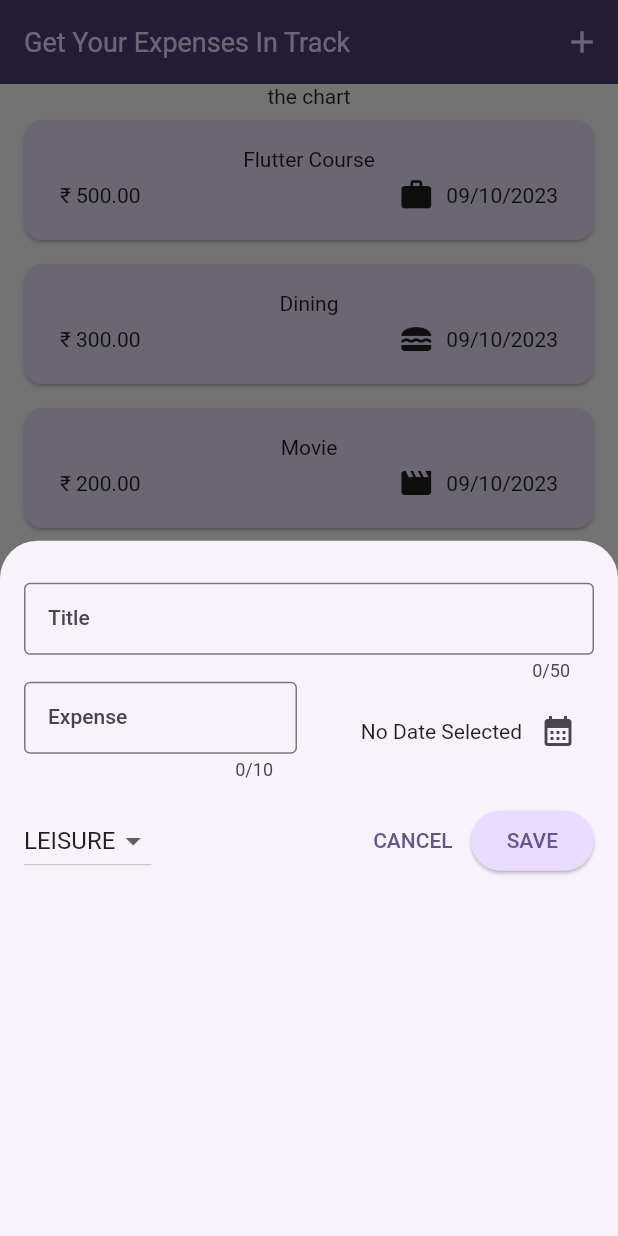
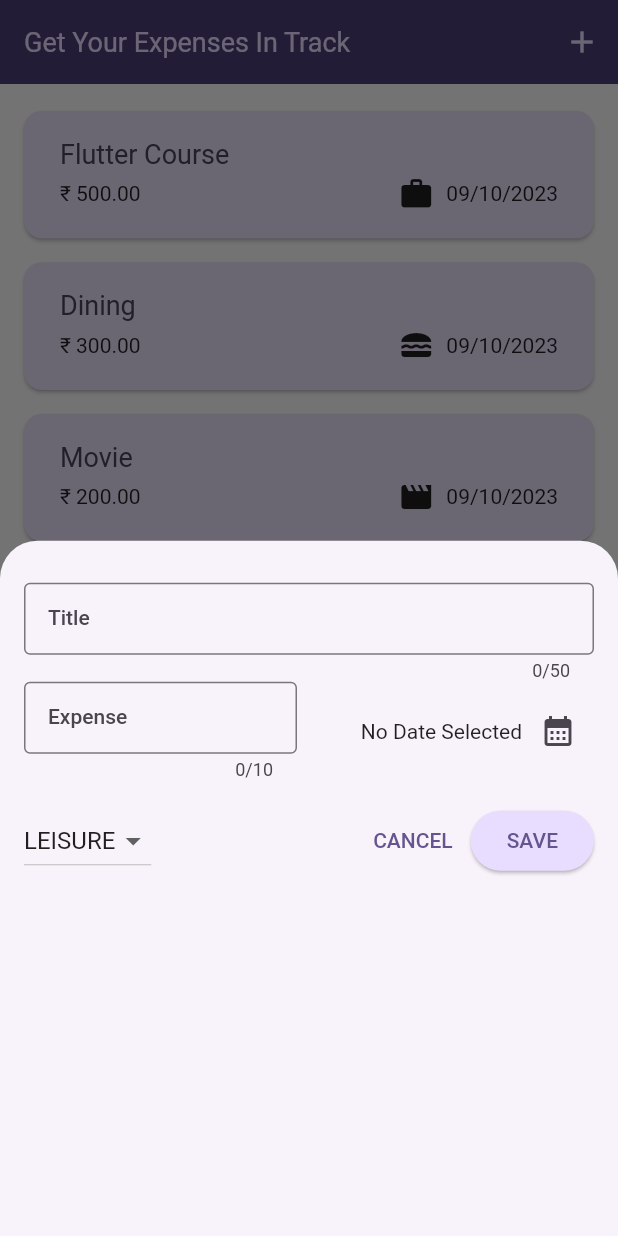
Before and after one commit to sharshv2012/expense_tracker, a Flutter app: the screen it shows after launch, after a tap on the "add" icon, on a phone screen of 412 x 824 dp. Run offline on Flutter 3.47's test engine with Material 2 defaults, Android fonts, the phone set to English and light mode, and no system bars.

Commit message:
Commit 16: Created the general theme for dark mode and also used the main theme data in widgets to override certain styles in widgets : )

```diff
--- a/lib/main.dart
+++ b/lib/main.dart
@@ -4,9 +4,30 @@ import 'package:flutter/material.dart';
 var kColorScheme = ColorScheme.fromSeed(
   seedColor: const Color.fromARGB(255, 96, 59, 181),
 );
+var kDarkColorScheme = ColorScheme.fromSeed(
+  brightness: Brightness.dark, // this will tell flutter that this colorScheme is for darkTheme.
+  seedColor: Color.fromARGB(255, 5, 99, 125)
+);
 void main() {
   runApp(
     MaterialApp(
+      darkTheme: ThemeData.dark().copyWith(
+        useMaterial3: true,
+        colorScheme: kDarkColorScheme,
+        cardTheme: CardTheme().copyWith( // we had to redefine this bcuz margin is non null in expenses list so it can give error.
+          color: kDarkColorScheme.secondaryContainer,
+          margin: const EdgeInsets.symmetric(
+            horizontal: 16,
+            vertical: 8
+          ),
+        ),
+         elevatedButtonTheme: ElevatedButtonThemeData(
+          style: ElevatedButton.styleFrom(
+            backgroundColor: kDarkColorScheme.primaryContainer,
+            foregroundColor: kDarkColorScheme.onPrimaryContainer,
+          ),
+        ),
+      ),
       theme: ThemeData().copyWith(
         useMaterial3: true,
         //scaffoldBackgroundColor: Color.fromARGB(255, 210, 249, 194),
@@ -36,6 +57,7 @@ void main() {
         )
 
       ),
+      themeMode: ThemeMode.system,
       home: const Expenses(),
     ),
   );
--- a/lib/widgets/expenses.dart
+++ b/lib/widgets/expenses.dart
@@ -79,7 +79,7 @@ class _ExpensesState extends State<Expenses> {
       ),
       body: Column(
         children: [
-          const Text("the chart"),
+          const SizedBox(height: 10),
           Expanded( // is you have a list inside a list or column use epanded.
             child: mainContent,
             )
--- a/lib/widgets/expenses_list/expense_item.dart
+++ b/lib/widgets/expenses_list/expense_item.dart
@@ -14,8 +14,13 @@ class ExpenseItem extends StatelessWidget{
         vertical: 18,
       ),
       child: Column(
+        crossAxisAlignment: CrossAxisAlignment.start,
         children: [
-          Text(expense.title),
+          Text(
+            expense.title,
+            style: Theme.of(context).textTheme.titleLarge, //using the predefined theme for titles from main in this widget.
+
+          ),
           const SizedBox(height: 4),
           Row(
             children: [
--- a/lib/widgets/expenses_list/expenses_list.dart
+++ b/lib/widgets/expenses_list/expenses_list.dart
@@ -16,6 +16,12 @@ class ExpensesList extends StatelessWidget {
     return ListView.builder(
       itemCount: expenses.length,
       itemBuilder: (ctx, index) => Dismissible(// wrap the widget for dissmissible property.
+        background: Container(
+          color: Theme.of(context).colorScheme.error.withOpacity(0.75), // a variation of colors are set for different aspects by default.
+          margin: EdgeInsets.symmetric(
+            horizontal: Theme.of(context).cardTheme.margin!.horizontal,
+          ),
+        ),
         key: ValueKey(expenses[index]),
         onDismissed: (direction) { // we need to give a direction in case we
         //have different functionality for swiping from different directions.
```
